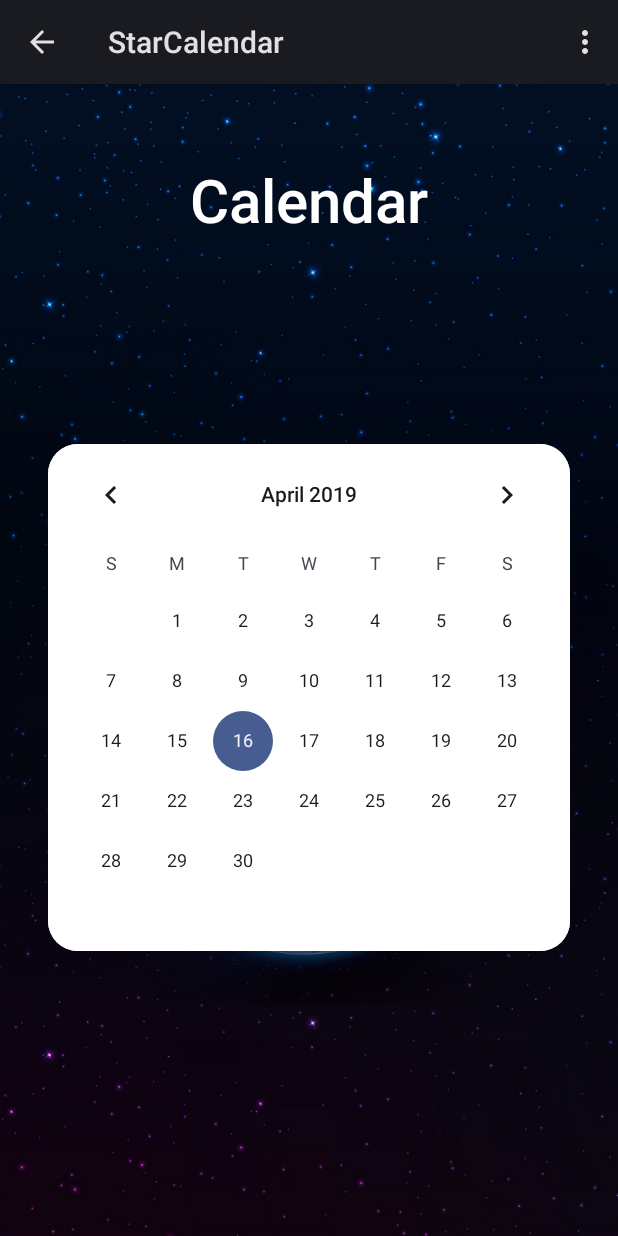
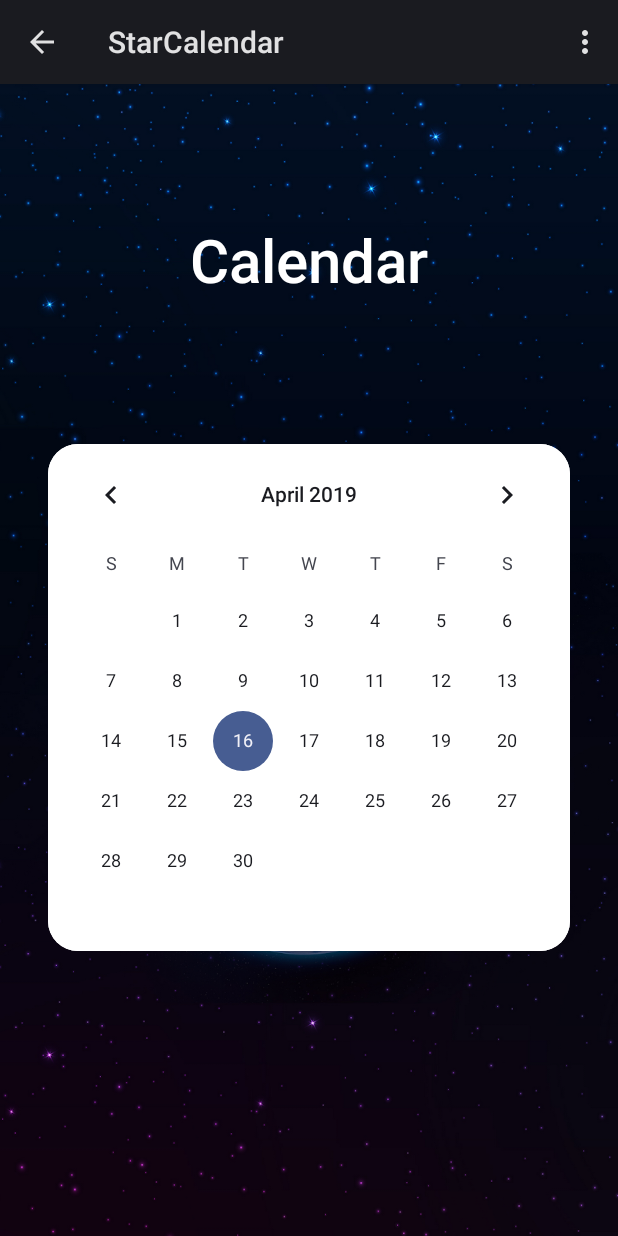
Before and after one commit to MikeVriesema/StarCalendarApp, an Android app: the CalendarMain screen opened directly, with no data from a screen before it, on a phone screen of 412 x 824 dp. Run offline under Robolectric (Android 15) with nearby library versions, the phone set to English and light mode, and no system bars.

Commit message:
Fixed calendar layout bug

```diff
--- a/app/src/main/res/layout/activity_calendar.xml
+++ b/app/src/main/res/layout/activity_calendar.xml
@@ -3,12 +3,13 @@
 	android:layout_height="match_parent"
 	android:background="@drawable/main">
 
+
 	<TextView
-		android:id="@+id/title"
+		android:id="@+id/date"
 		android:layout_width="wrap_content"
 		android:layout_height="wrap_content"
 		android:layout_centerHorizontal="true"
-		android:layout_marginTop="50dp"
+		android:layout_marginTop="90dp"
 		android:text="@string/myCalendar"
 		android:textAppearance="@style/TextAppearance.AppCompat.Title"
 		android:textColor="@color/white"
```
